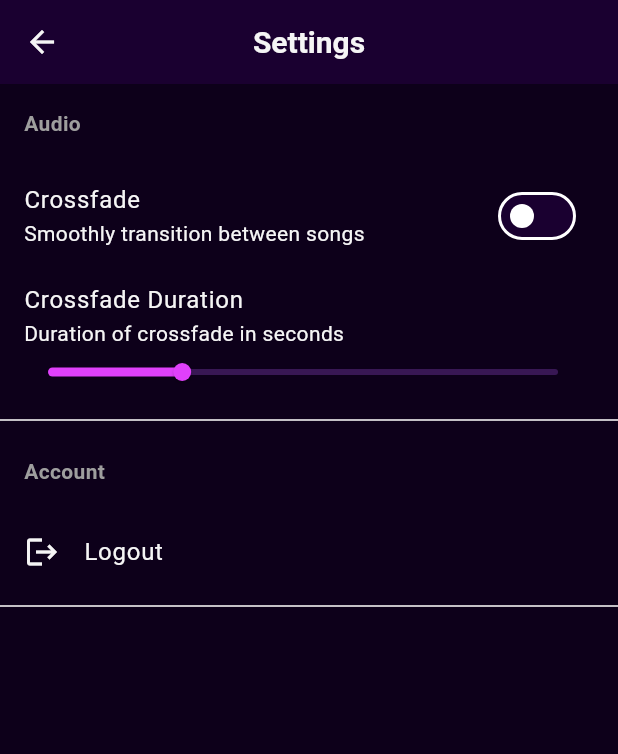
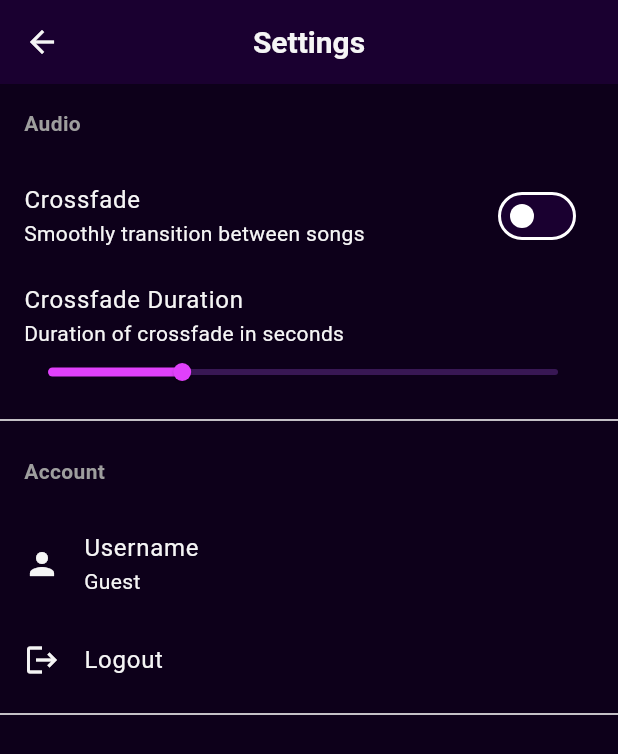
Before and after one commit to rahulkumar-andc/villen-music, a Flutter app: the SettingsScreen screen opened directly, on a phone screen of 412 x 824 dp. Shown: the top 754 px of the screen. Run offline on Flutter 3.47's test engine with Material 3 defaults, Android fonts, the phone set to English and light mode, and no system bars; our stand-ins replace cached_network_image, connectivity_plus, dio, flutter_secure_storage, just_audio, just_audio_background and 3 more; accounts and stored records are empty.

Commit message:
fix: return auth tokens in response body for mobile app login + show username in settings

```diff
--- a/villen_music_flutter/lib/screens/login_screen.dart
+++ b/villen_music_flutter/lib/screens/login_screen.dart
@@ -47,7 +47,7 @@ class _LoginScreenState extends State<LoginScreen> {
                 constraints: BoxConstraints(
                   minHeight: constraints.maxHeight,
                 ),
-                child: IntrinsicHeight(
+                child: Center( // Centers content vertically when possible
                   child: Padding(
                     padding: const EdgeInsets.all(24.0),
                     child: Form(
--- a/villen_music_flutter/lib/screens/settings_screen.dart
+++ b/villen_music_flutter/lib/screens/settings_screen.dart
@@ -40,6 +40,11 @@ class SettingsScreen extends StatelessWidget {
           _buildSection(
             'Account',
             [
+              ListTile(
+                title: const Text('Username'),
+                subtitle: Text(context.watch<AuthProvider>().username ?? 'Guest'),
+                leading: const Icon(Icons.person),
+              ),
               ListTile(
                 title: const Text('Logout'),
                 leading: const Icon(Icons.logout),
```
Also changed, not shown: villen_music_flutter/lib/screens/register_screen.dart (+18 -4 lines), 1 other file.
